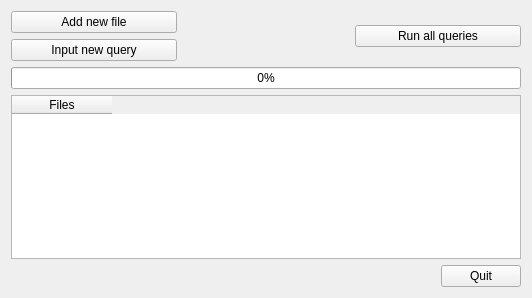
Before: the Qt Designer form Helix/GUI/mainwindow.ui in evertheylen/TA_TO, drawn with Qt 5.
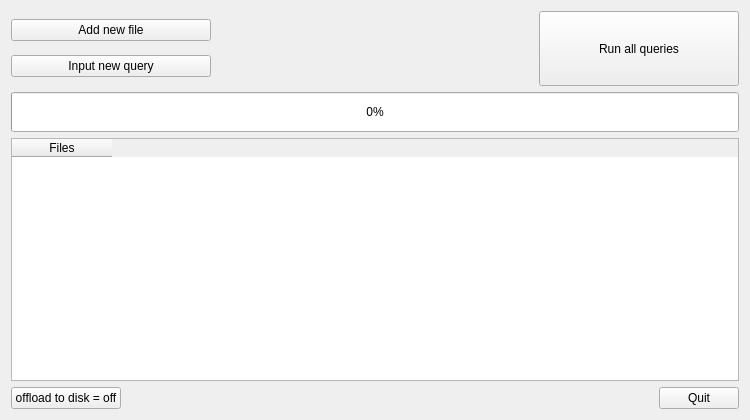
After: the same form once the commit is applied. Icons and pictures are not drawn.

Diff of the .ui file:
```diff
--- a/Helix/GUI/mainwindow.ui
+++ b/Helix/GUI/mainwindow.ui
@@ -6,8 +6,8 @@
    <rect>
     <x>0</x>
     <y>0</y>
-    <width>532</width>
-    <height>298</height>
+    <width>750</width>
+    <height>420</height>
    </rect>
   </property>
   <property name="maximumSize">
@@ -25,69 +25,36 @@
   </property>
   <widget class="QWidget" name="centralWidget">
    <layout class="QGridLayout" name="gridLayout">
-    <item row="0" column="0">
-     <layout class="QHBoxLayout" name="horizontalLayout">
-      <item>
-       <layout class="QVBoxLayout" name="verticalLayout">
-        <item>
-         <widget class="QPushButton" name="pushButton">
-          <property name="styleSheet">
-           <string notr="true"/>
-          </property>
-          <property name="text">
-           <string>Add new file</string>
-          </property>
-         </widget>
-        </item>
-        <item>
-         <widget class="QPushButton" name="addtestbutton">
-          <property name="styleSheet">
-           <string notr="true"/>
-          </property>
-          <property name="text">
-           <string>Input new query</string>
-          </property>
-         </widget>
-        </item>
-       </layout>
-      </item>
-      <item>
-       <widget class="QLabel" name="helixlogo">
-        <property name="maximumSize">
-         <size>
-          <width>250</width>
-          <height>75</height>
-         </size>
-        </property>
-        <property name="text">
-         <string/>
-        </property>
-        <property name="pixmap">
-         <pixmap resource="logo.qrc">:/:/logos/HELIX2_negatief.png</pixmap>
-        </property>
-        <property name="scaledContents">
-         <bool>true</bool>
-        </property>
-       </widget>
-      </item>
-      <item>
-       <widget class="QPushButton" name="runtests">
-        <property name="text">
-         <string>Run all queries</string>
-        </property>
-       </widget>
-      </item>
-     </layout>
-    </item>
     <item row="1" column="0">
      <widget class="QProgressBar" name="progressBar">
+      <property name="minimumSize">
+       <size>
+        <width>0</width>
+        <height>40</height>
+       </size>
+      </property>
+      <property name="baseSize">
+       <size>
+        <width>0</width>
+        <height>0</height>
+       </size>
+      </property>
       <property name="value">
        <number>0</number>
       </property>
+      <property name="invertedAppearance">
+       <bool>false</bool>
+      </property>
      </widget>
     </item>
     <item row="2" column="0">
      <widget class="QTableWidget" name="tableWidget">
+      <property name="minimumSize">
+       <size>
+        <width>500</width>
+        <height>200</height>
+       </size>
+      </property>
       <column>
        <property name="text">
         <string>Files</string>
@@ -98,12 +65,37 @@
     <item row="3" column="0">
      <layout class="QHBoxLayout" name="horizontalLayout_2">
       <item>
-       <widget class="QLabel" name="label">
+       <widget class="QPushButton" name="offload_button">
+        <property name="focusPolicy">
+         <enum>Qt::StrongFocus</enum>
+        </property>
         <property name="text">
-         <string/>
+         <string>offload to disk = off</string>
+        </property>
+        <property name="checkable">
+         <bool>true</bool>
+        </property>
+        <property name="checked">
+         <bool>false</bool>
+        </property>
+        <property name="flat">
+         <bool>false</bool>
         </property>
        </widget>
       </item>
+      <item>
+       <spacer name="horizontalSpacer">
+        <property name="orientation">
+         <enum>Qt::Horizontal</enum>
+        </property>
+        <property name="sizeHint" stdset="0">
+         <size>
+          <width>40</width>
+          <height>20</height>
+         </size>
+        </property>
+       </spacer>
+      </item>
       <item>
        <widget class="QPushButton" name="quitprogram">
         <property name="sizePolicy">
@@ -125,6 +117,122 @@
       </item>
      </layout>
     </item>
+    <item row="0" column="0">
+     <layout class="QHBoxLayout" name="horizontalLayout">
+      <item>
+       <layout class="QVBoxLayout" name="verticalLayout" stretch="0,0">
+        <property name="spacing">
+         <number>6</number>
+        </property>
+        <property name="sizeConstraint">
+         <enum>QLayout::SetMinimumSize</enum>
+        </property>
+        <property name="rightMargin">
+         <number>0</number>
+        </property>
+        <item>
+         <widget class="QPushButton" name="pushButton">
+          <property name="minimumSize">
+           <size>
+            <width>200</width>
+            <height>0</height>
+           </size>
+          </property>
+          <property name="styleSheet">
+           <string notr="true"/>
+          </property>
+          <property name="text">
+           <string>Add new file</string>
+          </property>
+         </widget>
+        </item>
+        <item>
+         <widget class="QPushButton" name="addtestbutton">
+          <property name="minimumSize">
+           <size>
+            <width>200</width>
+            <height>0</height>
+           </size>
+          </property>
+          <property name="styleSheet">
+           <string notr="true"/>
+          </property>
+          <property name="text">
+           <string>Input new query</string>
+          </property>
+         </widget>
+        </item>
+       </layout>
+      </item>
+      <item>
+       <spacer name="horizontalSpacer_2">
+        <property name="orientation">
+         <enum>Qt::Horizontal</enum>
+        </property>
+        <property name="sizeType">
+         <enum>QSizePolicy::Expanding</enum>
+        </property>
+        <property name="sizeHint" stdset="0">
+         <size>
+          <width>40</width>
+          <height>20</height>
+         </size>
+        </property>
+       </spacer>
+      </item>
+      <item>
+       <widget class="QLabel" name="helixlogo">
+        <property name="maximumSize">
+         <size>
+          <width>250</width>
+          <height>75</height>
+         </size>
+        </property>
+        <property name="text">
+         <string/>
+        </property>
+        <property name="pixmap">
+         <pixmap resource="logo.qrc">:/:/logos/HELIX2_negatief.png</pixmap>
+        </property>
+        <property name="scaledContents">
+         <bool>true</bool>
+        </property>
+       </widget>
+      </item>
+      <item>
+       <spacer name="horizontalSpacer_3">
+        <property name="orientation">
+         <enum>Qt::Horizontal</enum>
+        </property>
+        <property name="sizeHint" stdset="0">
+         <size>
+          <width>40</width>
+          <height>20</height>
+         </size>
+        </property>
+       </spacer>
+      </item>
+      <item>
+       <widget class="QPushButton" name="runtests">
+        <property name="sizePolicy">
+         <sizepolicy hsizetype="Minimum" vsizetype="Fixed">
+          <horstretch>0</horstretch>
+          <verstretch>0</verstretch>
+         </sizepolicy>
+        </property>
+        <property name="minimumSize">
+         <size>
+          <width>200</width>
+          <height>75</height>
+         </size>
+        </property>
+        <property name="text">
+         <string>Run all queries</string>
+        </property>
+       </widget>
+      </item>
+     </layout>
+    </item>
    </layout>
   </widget>
  </widget>
```
Left out of the diff: 2 changed lines with no effect on the pictures.
